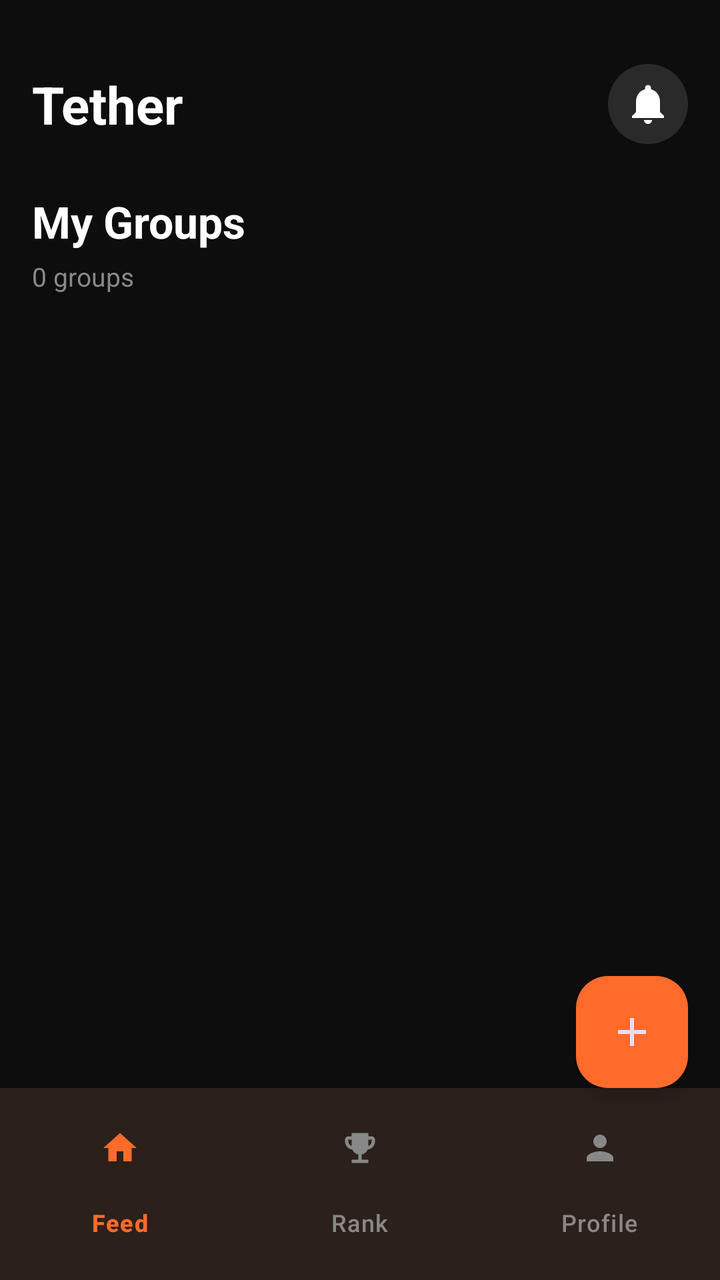
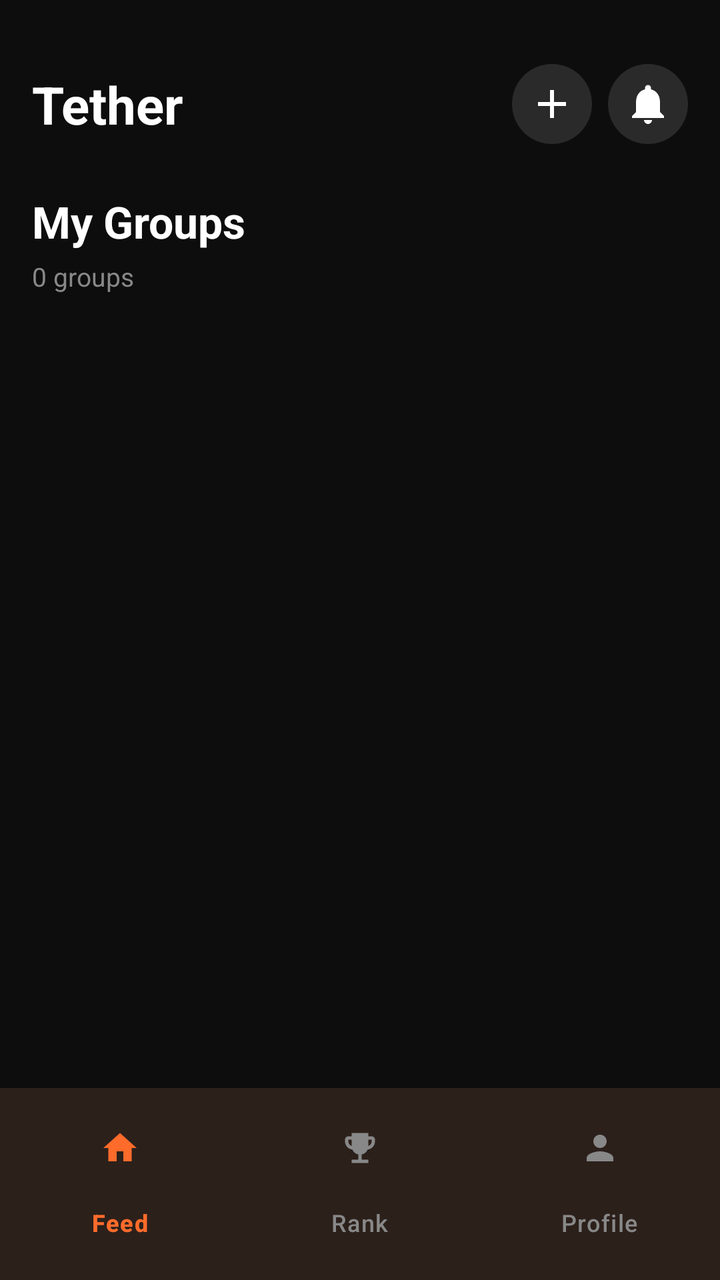

Before-and-after screenshots of an Android layout around one commit, followed by the original layout XML and the change that was made.
<!-- AndroidManifest.xml: application theme Theme.Tether -->
<!-- res/layout/fragment_group_list.xml -->
<?xml version="1.0" encoding="utf-8"?>
<androidx.coordinatorlayout.widget.CoordinatorLayout xmlns:android="http://schemas.android.com/apk/res/android"
    xmlns:app="http://schemas.android.com/apk/res-auto"
    xmlns:tools="http://schemas.android.com/tools"
    android:layout_width="match_parent"
    android:layout_height="match_parent"
    android:background="@color/colorBackground">

    <com.google.android.material.appbar.AppBarLayout
        android:layout_width="match_parent"
        android:layout_height="wrap_content"
        android:background="@color/colorBackground"
        app:elevation="0dp">

        <androidx.constraintlayout.widget.ConstraintLayout
            android:layout_width="match_parent"
            android:layout_height="80dp"
            android:paddingHorizontal="16dp"
            android:paddingTop="24dp">

            <TextView
                android:id="@+id/tvAppName"
                android:layout_width="wrap_content"
                android:layout_height="wrap_content"
                android:text="@string/app_name"
                android:textColor="@color/colorTextPrimary"
                android:textSize="26sp"
                android:textStyle="bold"
                app:layout_constraintBottom_toBottomOf="parent"
                app:layout_constraintStart_toStartOf="parent"
                app:layout_constraintTop_toTopOf="parent" />

            <ImageButton
                android:id="@+id/btnGroupsNotification"
                android:layout_width="40dp"
                android:layout_height="40dp"
                android:background="@drawable/bg_avatar_circle"
                android:src="@drawable/ic_notifications"
                app:layout_constraintBottom_toBottomOf="parent"
                app:layout_constraintEnd_toEndOf="parent"
                app:layout_constraintTop_toTopOf="parent"
                app:tint="@color/colorTextPrimary" />

        </androidx.constraintlayout.widget.ConstraintLayout>
    </com.google.android.material.appbar.AppBarLayout>

    <androidx.core.widget.NestedScrollView
        android:layout_width="match_parent"
        android:layout_height="match_parent"
        android:clipToPadding="false"
        android:paddingHorizontal="16dp"
        android:paddingTop="8dp"
        android:paddingBottom="88dp"
        app:layout_behavior="@string/appbar_scrolling_view_behavior">

        <LinearLayout
            android:layout_width="match_parent"
            android:layout_height="wrap_content"
            android:orientation="vertical">

            <TextView
                android:layout_width="wrap_content"
                android:layout_height="wrap_content"
                android:layout_marginTop="8dp"
                android:layout_marginBottom="4dp"
                android:text="My Groups"
                android:textColor="@color/colorTextPrimary"
                android:textSize="22sp"
                android:textStyle="bold" />

            <TextView
                android:id="@+id/tvGroupCount"
                android:layout_width="wrap_content"
                android:layout_height="wrap_content"
                android:layout_marginBottom="16dp"
                android:text="0 groups"
                android:textColor="@color/colorTextSecondary"
                android:textSize="13sp" />

            <androidx.recyclerview.widget.RecyclerView
                android:id="@+id/groupListRecyclerView"
                android:layout_width="match_parent"
                android:layout_height="wrap_content"
                android:nestedScrollingEnabled="false" />

            <androidx.constraintlayout.widget.ConstraintLayout
                android:id="@+id/layoutNoGroups"
                android:layout_width="match_parent"
                android:layout_height="wrap_content"
                android:layout_marginTop="64dp"
                android:visibility="gone">

                <LinearLayout
                    android:layout_width="match_parent"
                    android:layout_height="wrap_content"
                    android:gravity="center"
                    android:orientation="vertical"
                    android:paddingHorizontal="32dp"
                    app:layout_constraintBottom_toBottomOf="parent"
                    app:layout_constraintTop_toTopOf="parent">

                    <ImageView
                        android:layout_width="64dp"
                        android:layout_height="64dp"
                        android:layout_marginBottom="16dp"
                        android:src="@drawable/ic_group"
                        app:tint="#FF6B2B33" />

                    <TextView
                        android:layout_width="wrap_content"
                        android:layout_height="wrap_content"
                        android:layout_marginBottom="8dp"
                        android:gravity="center"
                        android:text="No Groups Yet"
                        android:textColor="@color/colorTextPrimary"
                        android:textSize="22sp"
                        android:textStyle="bold" />

                    <TextView
                        android:layout_width="wrap_content"
                        android:layout_height="wrap_content"
                        android:layout_marginBottom="32dp"
                        android:gravity="center"
                        android:lineSpacingMultiplier="1.4"
                        android:text="Join or create a group to start tracking your progress with friends."
                        android:textColor="@color/colorTextSecondary"
                        android:textSize="14sp" />

                    <Button
                        android:id="@+id/btnJoinCreateFromList"
                        android:layout_width="match_parent"
                        android:layout_height="52dp"
                        android:background="@drawable/bg_button_primary"
                        android:text="Join or Create a Group"
                        android:textColor="@color/colorTextPrimary"
                        android:textSize="15sp" />
                </LinearLayout>
            </androidx.constraintlayout.widget.ConstraintLayout>
        </LinearLayout>
    </androidx.core.widget.NestedScrollView>

    <com.google.android.material.bottomnavigation.BottomNavigationView
        android:id="@+id/bottomNav"
        android:layout_width="match_parent"
        android:layout_height="wrap_content"
        android:layout_gravity="bottom"
        android:background="@color/colorSurface"
        android:elevation="8dp"
        android:paddingTop="8dp"
        android:paddingBottom="8dp"
        app:itemIconSize="20dp"
        app:itemIconTint="@color/bottom_nav_color"
        app:itemTextColor="@color/bottom_nav_color"
        app:labelVisibilityMode="labeled"
        app:menu="@menu/bottom_nav_menu" />

    <com.google.android.material.floatingactionbutton.FloatingActionButton
        android:id="@+id/fabLogList"
        android:layout_width="wrap_content"
        android:layout_height="wrap_content"
        android:layout_gravity="end"
        android:layout_marginEnd="16dp"
        android:layout_marginBottom="16dp"
        android:backgroundTint="@color/colorAccent"
        android:elevation="8dp"
        android:src="@drawable/ic_add"
        app:layout_anchor="@id/bottomNav"
        app:layout_anchorGravity="top|end"
        app:rippleColor="#CC4400" />

</androidx.coordinatorlayout.widget.CoordinatorLayout>
<!-- resources referenced by this layout -->
<resources>
  <color name="colorAccent">#FF6B2B</color>
  <color name="colorBackground">#0D0D0D</color>
  <color name="colorSurface">#1A1A1A</color>
  <color name="colorTextPrimary">#FFFFFF</color>
  <color name="colorTextSecondary">#888888</color>
  <!-- drawable bg_avatar_circle (drawable) -->
  <?xml version="1.0" encoding="utf-8"?>
  <shape xmlns:android="http://schemas.android.com/apk/res/android"
      android:shape="oval">
      <solid android:color="@color/colorElevated" />
  </shape>
  <!-- drawable bg_button_primary (drawable) -->
  <?xml version="1.0" encoding="utf-8"?>
  <shape xmlns:android="http://schemas.android.com/apk/res/android"
      android:shape="rectangle">
      <solid android:color="@color/colorAccent" />
      <corners android:radius="12dp" />
  </shape>
  <!-- drawable ic_add (drawable) -->
  <vector xmlns:android="http://schemas.android.com/apk/res/android"
      android:width="24dp"
      android:height="24dp"
      android:viewportWidth="24"
      android:viewportHeight="24">
    <path
        android:fillColor="#FFFFFF"
        android:pathData="M19,13h-6v6h-2v-6H5v-2h6V5h2v6h6v2z"/>
  </vector>
  <!-- drawable ic_group (drawable) -->
  <vector xmlns:android="http://schemas.android.com/apk/res/android"
      android:width="20dp"
      android:height="20dp"
      android:viewportWidth="24"
      android:viewportHeight="24">
    <path
        android:fillColor="#FFFFFF"
        android:pathData="M16,11c1.66,0 2.99,-1.34 2.99,-3S17.66,5 16,5s-3,1.34 -3,3 1.34,3 3,3zM8,11c1.66,0 2.99,-1.34 2.99,-3S9.66,5 8,5s-3,1.34 -3,3 1.34,3 3,3zM8,13c-2.33,0 -7,1.17 -7,3.5L1,19h14v-2.5c0,-2.33 -4.67,-3.5 -7,-3.5zM16,13c-0.29,0 -0.62,0.02 -0.97,0.05 1.16,0.84 1.97,1.97 1.97,3.45L17,19h6v-2.5c0,-2.33 -4.67,-3.5 -7,-3.5z"/>
  </vector>
  <!-- drawable ic_notifications (drawable) -->
  <vector xmlns:android="http://schemas.android.com/apk/res/android"
      android:width="24dp"
      android:height="24dp"
      android:viewportWidth="24"
      android:viewportHeight="24">
    <path
        android:fillColor="#000000"
        android:pathData="M12,22c1.1,0 2,-0.9 2,-2h-4c0,1.1 0.9,2 2,2zM18,16v-5c0,-3.07 -1.63,-5.64 -4.5,-6.32V4c0,-0.83 -0.67,-1.5 -1.5,-1.5s-1.5,0.67 -1.5,1.5v0.68C7.63,5.36 6,7.92 6,11v5l-2,2v1h16v-1l-2,-2z"/>
  </vector>
  <string name="app_name">Tether</string>
  <style name="Theme.Tether" parent="Theme.Material3.Dark.NoActionBar">
          
          <item name="android:windowBackground">@color/colorBackground</item>
          <item name="colorPrimary">@color/colorAccent</item>
          <item name="colorSurface">@color/colorSurface</item>
          <item name="colorOnSurface">@color/colorTextPrimary</item>
  
          <item name="android:statusBarColor">@color/colorBackground</item>
          <item name="android:navigationBarColor">@color/colorBackground</item>
      </style>
  <color name="colorElevated">#2A2A2A</color>
</resources>

<!-- the commit's change to res/layout/fragment_group_list.xml (unified diff, before → after) -->
@@ -29,6 +29,18 @@
                 app:layout_constraintBottom_toBottomOf="parent"
                 app:layout_constraintStart_toStartOf="parent"
                 app:layout_constraintTop_toTopOf="parent" />
+
+            <ImageButton
+                android:id="@+id/btnJoinCreateGroup"
+                android:layout_width="40dp"
+                android:layout_height="40dp"
+                android:layout_marginEnd="8dp"
+                android:background="@drawable/bg_avatar_circle"
+                android:src="@drawable/ic_add"
+                app:layout_constraintBottom_toBottomOf="parent"
+                app:layout_constraintEnd_toStartOf="@+id/btnGroupsNotification"
+                app:layout_constraintTop_toTopOf="parent"
+                app:tint="@color/colorTextPrimary" />
 
             <ImageButton
                 android:id="@+id/btnGroupsNotification"
@@ -154,18 +166,4 @@
         app:labelVisibilityMode="labeled"
         app:menu="@menu/bottom_nav_menu" />
 
-    <com.google.android.material.floatingactionbutton.FloatingActionButton
-        android:id="@+id/fabLogList"
-        android:layout_width="wrap_content"
-        android:layout_height="wrap_content"
-        android:layout_gravity="end"
-        android:layout_marginEnd="16dp"
-        android:layout_marginBottom="16dp"
-        android:backgroundTint="@color/colorAccent"
-        android:elevation="8dp"
-        android:src="@drawable/ic_add"
-        app:layout_anchor="@id/bottomNav"
-        app:layout_anchorGravity="top|end"
-        app:rippleColor="#CC4400" />
-
 </androidx.coordinatorlayout.widget.CoordinatorLayout>
